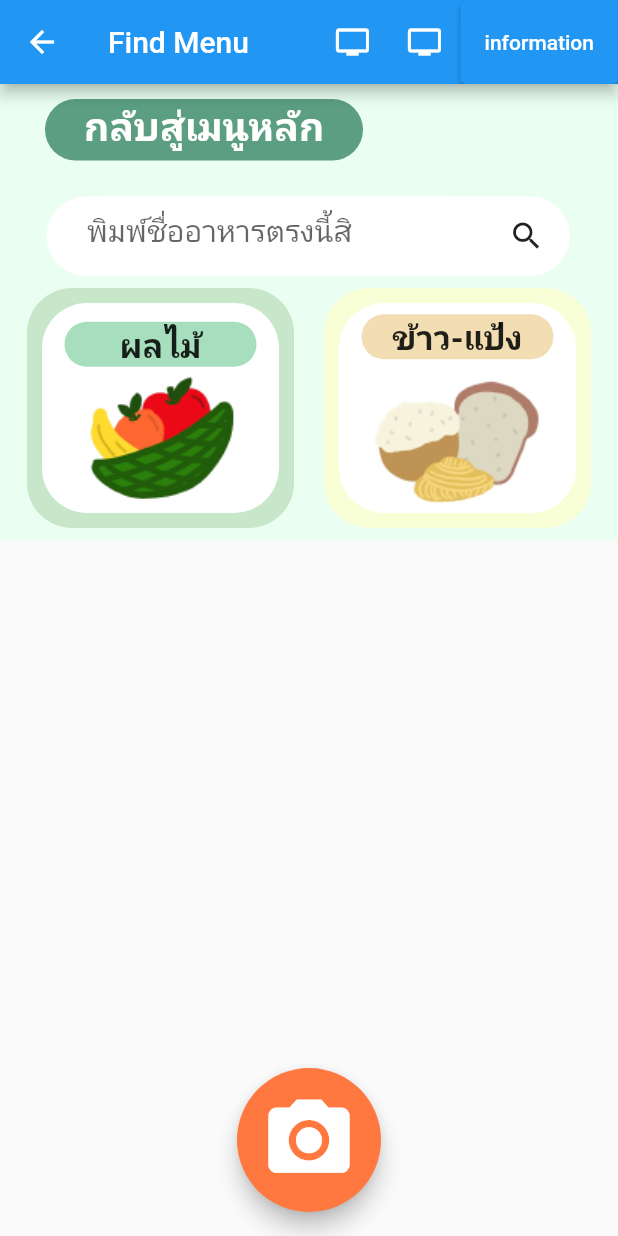
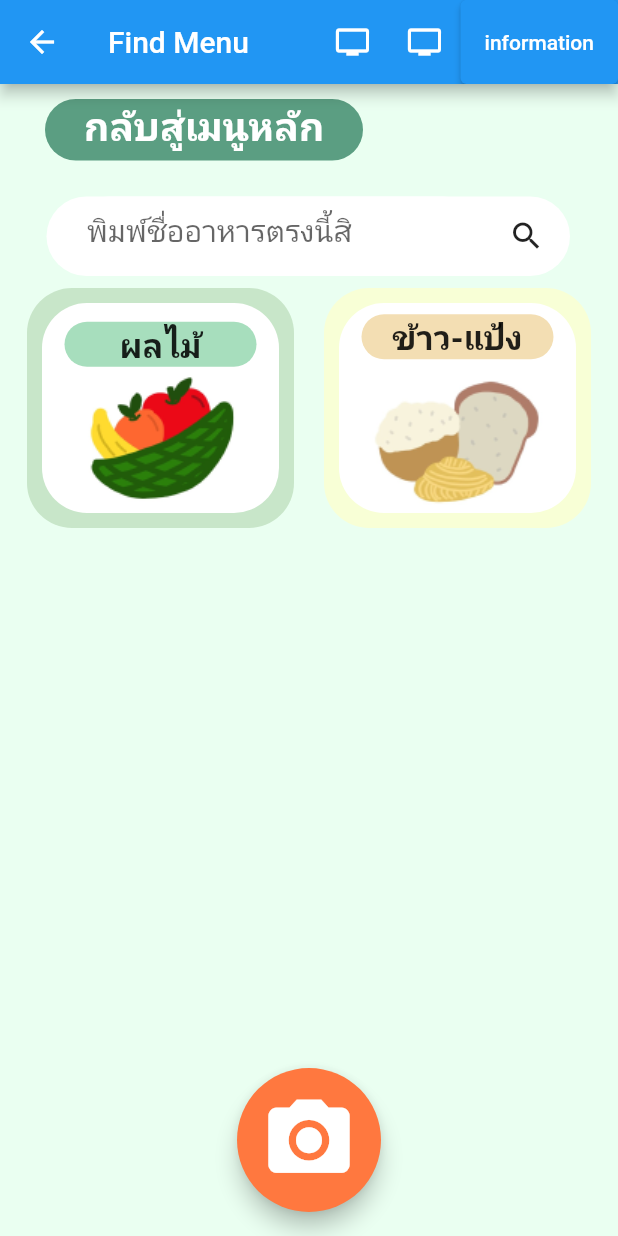
Before and after one commit to AINutritionProject/KinDeeUDee, a Flutter app: the MenuPage screen opened directly, on a phone screen of 412 x 824 dp. Run offline on Flutter 3.47's test engine with Material 2 defaults, Android fonts, the phone set to English and light mode, and no system bars; our stand-ins replace camera, cloud_firestore, csv, dotted_border, firebase_auth, firebase_core and 6 more; accounts and stored records are empty.

Commit message:
change background  color in menu page

```diff
--- a/lib/pages/menu.dart
+++ b/lib/pages/menu.dart
@@ -55,6 +55,7 @@ class MenuPage extends StatelessWidget {
             )
           ],
         ),
+        backgroundColor: const Color.fromRGBO(234, 255, 241, 1),
         body: SingleChildScrollView(
           child: Container(
             width: MediaQuery.of(context).size.width,
```
